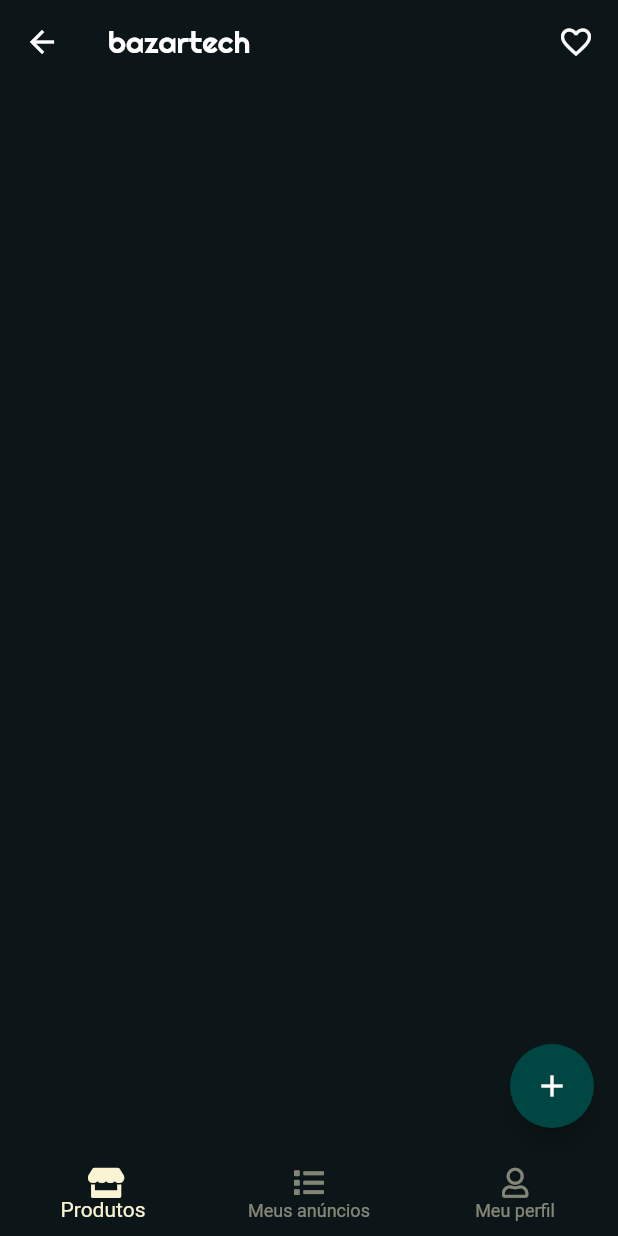
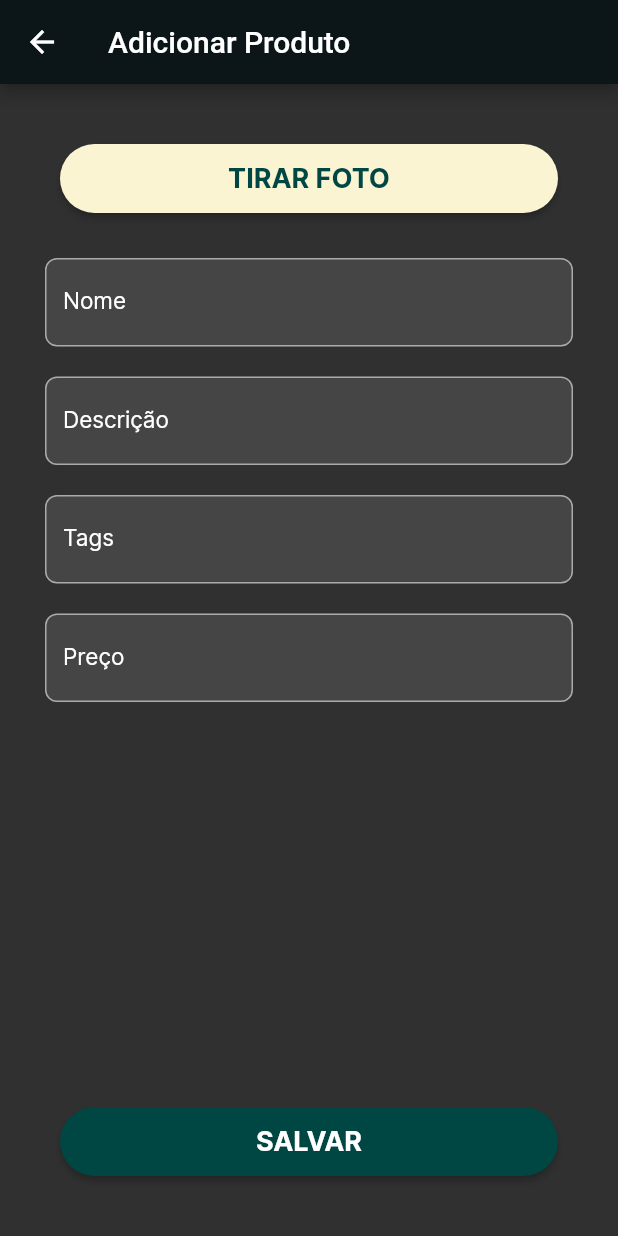
Before and after one commit to caciolucas/bazartech-mobile, a Flutter app: the HomeScreen screen opened by its route, after a tap on the "add" icon, on a phone screen of 412 x 824 dp. Run offline on Flutter 3.47's test engine with Material 2 defaults, Android fonts, the phone set to English and light mode, and no system bars; our stand-ins replace carousel_slider, device_info_plus, dio, firebase_core, firebase_messaging, flutter_screenutil and 5 more; accounts and stored records are empty; network calls fail.

Commit message:
Adicionar tela de adição de produto

```diff
--- a/lib/main.dart
+++ b/lib/main.dart
@@ -1,4 +1,5 @@
 import 'package:bazartech/screens/home_screen.dart';
+import 'package:bazartech/screens/product_addition_screen.dart';
 import 'package:bazartech/screens/product_detail_screen.dart';
 import 'package:bazartech/screens/splash_screen.dart';
 import 'package:bazartech/screens/login_screen.dart';
@@ -41,6 +42,8 @@ class Bazartechapp extends StatelessWidget {
             "/home": (BuildContext context) => const HomeScreen(),
             "/product-detail": (BuildContext context) =>
                 const ProductDetailScreen(),
+            "/add-product": (BuildContext context) =>
+                const ProductAdditionScreen(),
           },
         ),
       ),
--- a/lib/screens/home_screen.dart
+++ b/lib/screens/home_screen.dart
@@ -93,7 +93,7 @@ class _HomeScreenState extends State<HomeScreen> {
           ? FloatingActionButton(
               child: const Icon(Icons.add),
               onPressed: () {
-                Navigator.pushNamed(context, "/add_product");
+                Navigator.pushNamed(context, "/add-product");
               },
             )
           : null,
--- /dev/null
+++ b/lib/screens/product_addition_screen.dart
@@ -0,0 +1,161 @@
+import 'dart:io';
+
+import 'package:bazartech/extensions/theme.dart';
+import 'package:bazartech/widgets/button.dart';
+import 'package:bazartech/widgets/input.dart';
+import 'package:flutter/material.dart';
+import 'package:flutter/services.dart';
+import 'package:image_picker/image_picker.dart';
+
+class ProductAdditionScreen extends StatefulWidget {
+  const ProductAdditionScreen({Key? key}) : super(key: key);
+
+  @override
+  State<ProductAdditionScreen> createState() => _ProductAdditionScreenState();
+}
+
+class _ProductAdditionScreenState extends State<ProductAdditionScreen> {
+  final nameEC = TextEditingController();
+  final precoEC = TextEditingController();
+  final descricaoEC = TextEditingController();
+  final List<String> _tagsOptions = <String>[
+    'xbox',
+    'playstation',
+    'hardware',
+  ];
+
+  File? image;
+
+  Future pickImage() async {
+    try {
+      final image = await ImagePicker().pickImage(source: ImageSource.gallery);
+
+      if (image == null) return;
+
+      final imageTemp = File(image.path);
+
+      setState(() => this.image = imageTemp);
+    } on PlatformException catch (e) {
+      print('Failed to pick image: $e');
+    }
+  }
+
+  Future pickImageC() async {
+    try {
+      final image = await ImagePicker().pickImage(source: ImageSource.camera);
+
+      if (image == null) return;
+
+      final imageTemp = File(image.path);
+
+      setState(() => this.image = imageTemp);
+    } on PlatformException catch (e) {
+      print('Failed to pick image: $e');
+    }
+  }
+
+  @override
+  Widget build(BuildContext context) {
+    return Scaffold(
+        appBar: AppBar(
+          title: const Text('Adicionar Produto'),
+        ),
+        body: Container(
+          padding: const EdgeInsets.all(30),
+          child: Column(
+            children: <Widget>[
+              DefaultButton(
+                label: 'Tirar foto',
+                width: double.infinity,
+                onPressed: () => {pickImageC()},
+                // onPressed: () => {authenticate()},
+              ),
+              const SizedBox(height: 20),
+              DefaultInput(
+                label: "Nome",
+                controller: nameEC,
+              ),
+              const SizedBox(height: 20),
+              DefaultInput(
+                label: "Descrição",
+                controller: descricaoEC,
+              ),
+              const SizedBox(height: 20),
+              Autocomplete<String>(
+                optionsBuilder: (TextEditingValue textEditingValue) {
+                  if (textEditingValue.text == '') {
+                    return const Iterable<String>.empty();
+                  }
+                  return _tagsOptions.where((String option) {
+                    return option.contains(textEditingValue.text.toLowerCase());
+                  });
+                },
+                fieldViewBuilder: (BuildContext context,
+                    TextEditingController textEditingController,
+                    FocusNode focusNode,
+                    VoidCallback onFieldSubmitted) {
+                  return TextFormField(
+                    controller: textEditingController,
+                    decoration: InputDecoration(
+                      filled: true,
+                      labelText: 'Tags',
+                      border: const OutlineInputBorder(),
+                      labelStyle: const TextStyle(
+                        fontSize: 15,
+                        color: Colors.white,
+                        fontFamily: "Inter",
+                      ),
+                      enabledBorder: OutlineInputBorder(
+                        borderRadius: BorderRadius.circular(8),
+                        gapPadding: 2,
+                        borderSide:
+                            const BorderSide(color: Colors.white54, width: 1),
+                      ),
+                      focusedBorder: OutlineInputBorder(
+                        borderRadius: BorderRadius.circular(8),
+                        gapPadding: 5,
+                        borderSide:
+                            const BorderSide(color: Colors.white, width: 1.1),
+                      ),
+                      errorBorder: OutlineInputBorder(
+                        borderRadius: BorderRadius.circular(8),
+                        gapPadding: 5,
+                        borderSide:
+                            const BorderSide(color: Colors.red, width: 1),
+                      ),
+                      focusedErrorBorder: OutlineInputBorder(
+                        borderRadius: BorderRadius.circular(8),
+                        gapPadding: 5,
+                        borderSide:
+                            const BorderSide(color: Colors.red, width: 1),
+                      ),
+                    ),
+                    focusNode: focusNode,
+                    onFieldSubmitted: (String value) {
+                      onFieldSubmitted();
+                      print('You just typed a new entry  $value');
+                    },
+                  );
+                },
+                onSelected: (String selection) {
+                  debugPrint('You just selected $selection');
+                },
+              ),
+              const SizedBox(height: 20),
+              DefaultInput(
+                label: "Preço",
+                controller: precoEC,
+              ),
+              const Spacer(),
+              DefaultButton(
+                color: context.secondaryColor,
+                labelColor: context.onErrorColor,
+                label: 'Salvar',
+                width: double.infinity,
+                onPressed: () => {},
+              ),
+            ],
+          ),
+        ));
+  }
+}
--- a/pubspec.yaml
+++ b/pubspec.yaml
@@ -46,6 +46,7 @@ dependencies:
   firebase_messaging: ^12.0.0
   device_info_plus: ^4.0.0
   local_auth: ^2.1.0
+  image_picker: ^0.8.3
 
 dev_dependencies:
   flutter_test:
```
